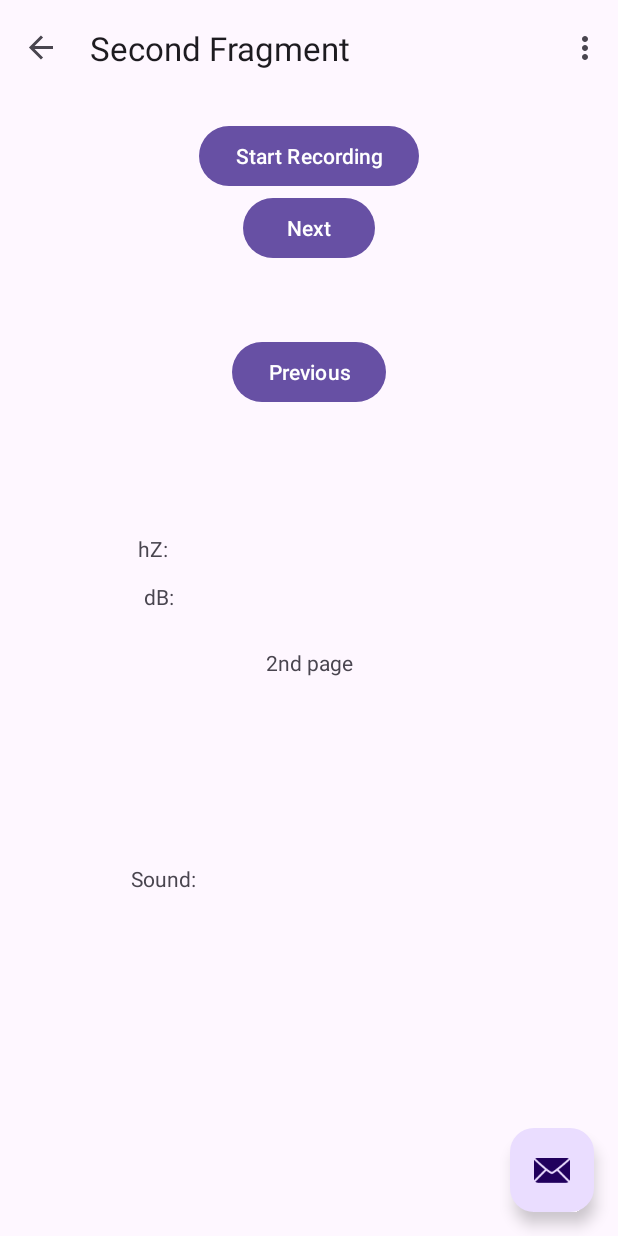
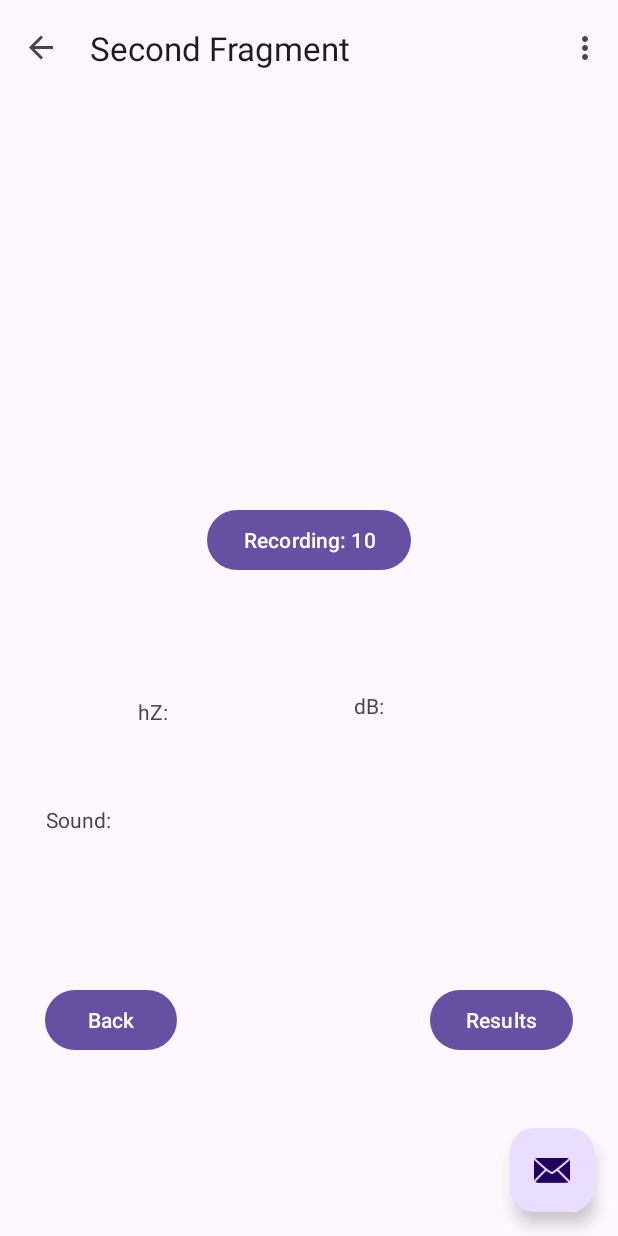
Before and after one commit to RubyK01/voiceTrainingApp, an Android app: the SecondFragment screen opened through its navigation route, in the options menu, after a tap on "Settings", on a phone screen of 412 x 824 dp. Run offline under Robolectric (Android 15) with nearby library versions, the phone set to English and light mode, and no system bars; our stand-ins replace navigation-ui; libraries missing offline, so code that uses them is left out: com.androidplot.util, com.androidplot.xy, org.jtransforms.fft; 11 statements that could not run were skipped.

Commit message:
basic graph screen

```diff
--- a/app/build.gradle.kts
+++ b/app/build.gradle.kts
@@ -43,7 +43,7 @@ dependencies {
     implementation("androidx.constraintlayout:constraintlayout:2.1.4")
     implementation("androidx.navigation:navigation-fragment:2.5.3")
     implementation("androidx.navigation:navigation-ui:2.5.3")
-
+    implementation ("com.android.support:support-annotations:28.0.0")
     //jTransforms
     implementation ("com.github.wendykierp:JTransforms:3.1")
 
--- a/app/src/main/AndroidManifest.xml
+++ b/app/src/main/AndroidManifest.xml
@@ -16,6 +16,9 @@
         android:theme="@style/Theme.VoiceTrainingApp"
         tools:targetApi="31">
         <activity
+            android:name=".SesionGraph"
+            android:exported="false" />
+        <activity
             android:name=".MainActivity"
             android:exported="true"
             android:label="@string/app_name"
--- a/app/src/main/java/com/example/voicetrainingapp/SecondFragment.java
+++ b/app/src/main/java/com/example/voicetrainingapp/SecondFragment.java
@@ -1,6 +1,7 @@
 package com.example.voicetrainingapp;
 
 import android.Manifest;
+import android.content.Intent;
 import android.content.pm.PackageManager;
 import android.os.Bundle;
 import android.os.CountDownTimer;
@@ -65,12 +66,12 @@ public class SecondFragment extends Fragment {
                                 audioRecorder.stopRecording();
                                 isRecording = false;
                                 File audioFile = new File(audioRecorder.getAudioFilePath());
-                                double frequency = 0;
-                                frequency = frequencyAnalyzer.calculateFrequency(audioFile);
-                                hzText.setText("Hz: " + frequency);
+                                double frequency = frequencyAnalyzer.calculateFrequency(audioFile);
+                                String formattedFrequency = String.format("%.2f", frequency);
+                                hzText.setText("Hz: " + formattedFrequency);
                                 Double dB = 20 * Math.log10(frequency);
-                                dBText.setText("dB: " + dB);
-
+                                String formattedDB = String.format("%.2f", dB);
+                                dBText.setText("dB: " + formattedDB);
                             }
                         }
                     }.start();
@@ -95,6 +96,13 @@ public class SecondFragment extends Fragment {
                         .navigate(R.id.action_SecondFragment_to_FirstFragment);
             }
         });
+
+        Button buttonThird = view.findViewById(R.id.button_third); // Ensure this button is in your fragment_second layout
+        buttonThird.setOnClickListener(v -> {
+            Intent intent = new Intent(getActivity(), SesionGraph.class);
+            startActivity(intent);
+        });
+
     }
 
     @Override
--- /dev/null
+++ b/app/src/main/java/com/example/voicetrainingapp/SesionGraph.java
@@ -0,0 +1,88 @@
+package com.example.voicetrainingapp;
+
+import androidx.appcompat.app.AppCompatActivity;
+
+import android.os.Bundle;
+import android.text.TextPaint;
+import android.view.View;
+import android.widget.Button;
+import android.support.annotation.NonNull;
+
+import com.androidplot.util.PixelUtils;
+import com.androidplot.xy.XYGraphWidget;
+import com.androidplot.xy.XYPlot;
+
+import java.text.Format;
+import java.text.FieldPosition;
+import java.text.ParsePosition;
+
+public class SesionGraph extends AppCompatActivity {
+
+    @Override
+    protected void onCreate(Bundle savedInstanceState) {
+        super.onCreate(savedInstanceState);
+        setContentView(R.layout.activity_sesion_graph);
+
+        XYPlot plot = findViewById(R.id.sessionGraph);
+
+        // Assuming you have set up your series data here
+
+        // Customize domain (bottom) and range (side) labels
+        plot.setDomainLabel("Time (s)");
+        plot.setRangeLabel("Frequency (Hz)");
+
+        // Get domain and range label widgets and their corresponding TextPaint
+        TextPaint domainLabelPaint = plot.getDomainLabelWidget().getLabelPaint();
+        TextPaint rangeLabelPaint = plot.getRangeLabelWidget().getLabelPaint();
+
+        // Set text size for domain and range labels
+        float textSizeInPixels = PixelUtils.spToPix(16); // Example to set text size to 16sp
+        domainLabelPaint.setTextSize(textSizeInPixels);
+        rangeLabelPaint.setTextSize(textSizeInPixels);
+
+        // Customize how the labels are displayed
+        plot.getGraph().getLineLabelStyle(XYGraphWidget.Edge.BOTTOM).setFormat(new Format() {
+            @Override
+            public StringBuffer format(Object obj, @NonNull StringBuffer toAppendTo, @NonNull FieldPosition pos) {
+                // Format the domain labels as you want them to appear
+                Number num = (Number) obj;
+                toAppendTo.append(String.format("%.1f", num.floatValue()));
+                return toAppendTo;
+            }
+
+            @Override
+            public Object parseObject(String source, @NonNull ParsePosition pos) {
+                return null;
+            }
+        });
+
+        plot.getGraph().getLineLabelStyle(XYGraphWidget.Edge.LEFT).setFormat(new Format() {
+            @Override
+            public StringBuffer format(Object obj, StringBuffer toAppendTo, FieldPosition pos) {
+                if (obj instanceof Number) {
+                    Number num = (Number) obj;
+                    toAppendTo.append(String.format("%.2f", num.doubleValue())); // Format to 2 decimal places
+                }
+                return toAppendTo;
+            }
+
+            @Override
+            public Object parseObject(String source, ParsePosition pos) {
+                return null; // No parsing needed for this example
+            }
+        });
+
+        // Update the plot with the new settings
+        plot.redraw();
+
+
+        Button backButton = findViewById(R.id.backButton);
+        backButton.setOnClickListener(new View.OnClickListener() {
+            @Override
+            public void onClick(View v) {
+                // This method call happens immediately when the button is pressed
+                finish();
+            }
+        });
+    }
+}
--- a/app/src/main/res/layout/fragment_second.xml
+++ b/app/src/main/res/layout/fragment_second.xml
@@ -19,11 +19,12 @@
             android:id="@+id/soundStage"
             android:layout_width="wrap_content"
             android:layout_height="wrap_content"
+            android:layout_marginBottom="148dp"
             android:text="Sound: "
             app:layout_constraintBottom_toBottomOf="parent"
             app:layout_constraintEnd_toEndOf="parent"
-            app:layout_constraintHorizontal_bias="0.213"
-            app:layout_constraintStart_toStartOf="parent"  />
+            app:layout_constraintHorizontal_bias="0.043"
+            app:layout_constraintStart_toStartOf="parent" />
 
         <TextView
             android:id="@+id/hzText"
@@ -40,29 +41,19 @@
             android:id="@+id/dBText"
             android:layout_width="wrap_content"
             android:layout_height="wrap_content"
-            android:layout_marginBottom="188dp"
+            android:layout_marginBottom="224dp"
             android:text="dB: "
             app:layout_constraintBottom_toBottomOf="parent"
             app:layout_constraintEnd_toEndOf="parent"
-            app:layout_constraintHorizontal_bias="0.224"
+            app:layout_constraintHorizontal_bias="0.617"
             app:layout_constraintStart_toStartOf="parent" />
 
         <Button
             android:id="@+id/recordButton"
             android:layout_width="wrap_content"
             android:layout_height="wrap_content"
+            android:layout_marginTop="256dp"
             android:text="Start Recording"
-            app:layout_constraintBottom_toTopOf="@id/button_first"
-            app:layout_constraintEnd_toEndOf="parent"
-            app:layout_constraintStart_toStartOf="parent"
-            app:layout_constraintTop_toTopOf="parent" />
-
-        <Button
-            android:id="@+id/button_first"
-            android:layout_width="wrap_content"
-            android:layout_height="wrap_content"
-            android:text="@string/next"
-            app:layout_constraintBottom_toTopOf="@id/button_second"
             app:layout_constraintEnd_toEndOf="parent"
             app:layout_constraintStart_toStartOf="parent"
             app:layout_constraintTop_toTopOf="parent" />
@@ -71,22 +62,23 @@
             android:id="@+id/button_second"
             android:layout_width="wrap_content"
             android:layout_height="wrap_content"
-            android:text="@string/previous"
-            app:layout_constraintBottom_toTopOf="@id/textview_second"
+            android:layout_marginTop="576dp"
+            android:text="Back"
             app:layout_constraintEnd_toEndOf="parent"
+            app:layout_constraintHorizontal_bias="0.049"
             app:layout_constraintStart_toStartOf="parent"
             app:layout_constraintTop_toTopOf="parent" />
 
-        <TextView
-            android:id="@+id/textview_second"
+        <Button
+            android:id="@+id/button_third"
             android:layout_width="wrap_content"
             android:layout_height="wrap_content"
-            android:layout_marginTop="16dp"
-            android:text="2nd page"
-            app:layout_constraintBottom_toBottomOf="parent"
+            android:layout_marginTop="576dp"
+            android:text="Results"
             app:layout_constraintEnd_toEndOf="parent"
+            app:layout_constraintHorizontal_bias="0.95"
             app:layout_constraintStart_toStartOf="parent"
-            app:layout_constraintTop_toBottomOf="@id/button_second" />
+            app:layout_constraintTop_toTopOf="parent" />
 
     </androidx.constraintlayout.widget.ConstraintLayout>
 </androidx.core.widget.NestedScrollView>
--- a/app/src/main/res/navigation/nav_graph.xml
+++ b/app/src/main/res/navigation/nav_graph.xml
@@ -24,6 +24,8 @@
         <action
             android:id="@+id/action_SecondFragment_to_FirstFragment"
             app:destination="@id/FirstFragment" />
+
+
     </fragment>
     <fragment
         android:id="@+id/ThirdFragment"
```
Also changed, not shown: app/src/main/res/layout/activity_sesion_graph.xml (added, +36 -0 lines).
